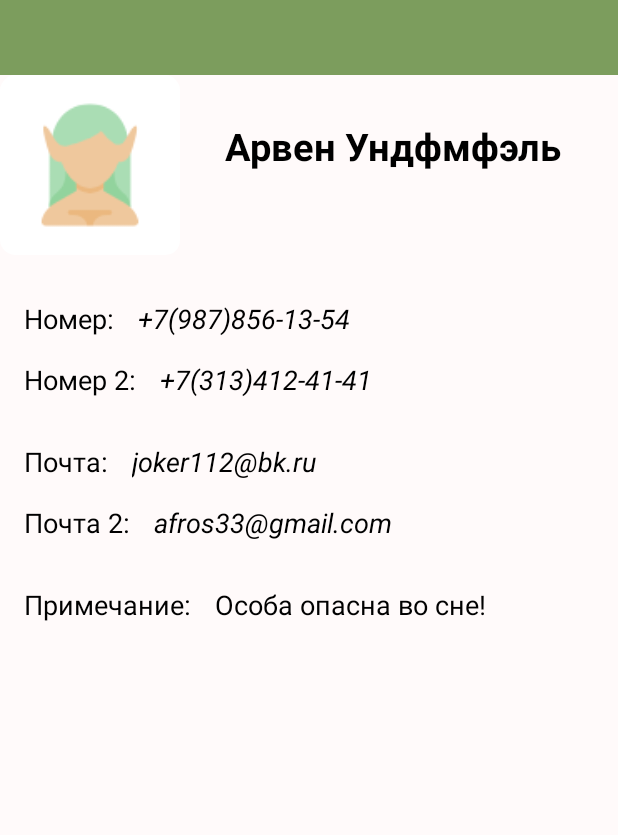
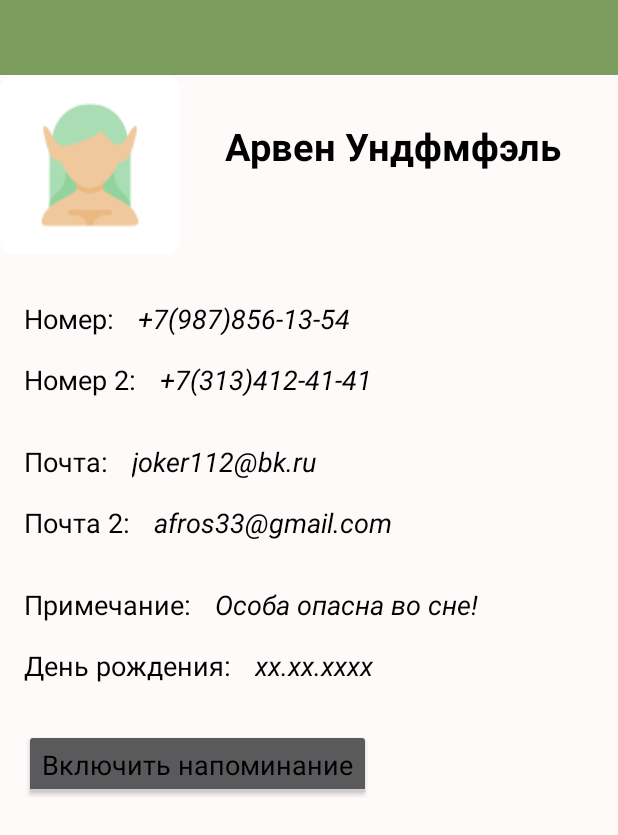
Before and after one commit to Liannes/Android_J0, an Android app: the fragment ContactDetailsFragment placed in its activity, on a phone screen of 412 x 824 dp. Shown: the top 835 px of the screen. Run offline under Robolectric (Android 15) with nearby library versions, the phone set to English and light mode, and no system bars; 5 statements that could not run were skipped.

Commit message:
ДЗ 4 Напоминалка о дне рождения контакта

```diff
--- a/app/src/main/java/com/example/dz1_empty_pj/MainActivity.kt
+++ b/app/src/main/java/com/example/dz1_empty_pj/MainActivity.kt
@@ -6,6 +6,7 @@ import android.content.ServiceConnection
 import androidx.appcompat.app.AppCompatActivity
 import android.os.Bundle
 import android.os.IBinder
+import android.util.Log
 import com.example.dz1_empty_pj.databinding.ActivityMainBinding
 import com.example.dz1_empty_pj.fragment.ContactDetailsFragment
 import com.example.dz1_empty_pj.fragment.ContactListFragment
@@ -18,16 +19,25 @@ class MainActivity : AppCompatActivity(R.layout.activity_main), ContactInterface
     private var serverContact: ServerContact? = null
     private var contactBound: Boolean = false
     private var savedFirstFragment: Boolean? = null
+    private var tag: String = "SERVICE"
 
     private val serviceConnected = object : ServiceConnection {
         override fun onServiceConnected(name: ComponentName?, service: IBinder?) {
             val binder = service as ServerContact.ContactServiceBinder
             serverContact = binder.getService()
             contactBound = true
+
+            val details: String = intent.getStringExtra("contactDetails").toString()
+            val contactId: String = intent.getStringExtra("contactId").toString()
+
             if (savedFirstFragment == true) navigationToContactListFragment()
+            if (details != null) navigationToContactDetailsFragment(contactId)
+
+            Log.i(tag,"Connect")
         }
 
         override fun onServiceDisconnected(name: ComponentName?) {
+            Log.i(tag,"Disconnect")
             contactBound = false
         }
     }
--- a/app/src/main/java/com/example/dz1_empty_pj/data/Contact.kt
+++ b/app/src/main/java/com/example/dz1_empty_pj/data/Contact.kt
@@ -1,4 +1,6 @@
 package com.example.dz1_empty_pj.data
+
+import java.util.*
 
 data class Contact(
     val contactId: String,
@@ -8,5 +10,6 @@ data class Contact(
     val firstEmail: String,
     val secondEmail: String,
     val description: String,
-    val avatarUri: Int
+    val avatarUri: Int,
+    val birthDay: GregorianCalendar
 )
--- a/app/src/main/java/com/example/dz1_empty_pj/data/SetContact.kt
+++ b/app/src/main/java/com/example/dz1_empty_pj/data/SetContact.kt
@@ -1,8 +1,10 @@
 package com.example.dz1_empty_pj.data
 
 import com.example.dz1_empty_pj.R
+import java.util.*
 
 object SetContact {
+    const val broadCast = "com.example.dz1_empty_pj"
     val setContact = listOf(
         Contact(
             contactId = "1",
@@ -12,7 +14,8 @@ object SetContact {
             firstEmail = "gahkc@gm.com",
             secondEmail = "htfk@ya.es",
             description = "Много пьет, много знает",
-            avatarUri = R.drawable.ic_git_cat
+            avatarUri = R.drawable.ic_git_cat,
+            birthDay = GregorianCalendar(1894, Calendar.NOVEMBER,30)
         )
     )
 }
--- a/app/src/main/res/layout/contact_details_fragment.xml
+++ b/app/src/main/res/layout/contact_details_fragment.xml
@@ -95,6 +95,18 @@
             app:layout_constraintStart_toStartOf="parent"
             app:layout_constraintTop_toBottomOf="@+id/textEmailTwo" />
 
+
+        <TextView
+            android:id="@+id/textBirthDay"
+            style="@style/largeText"
+            android:layout_width="wrap_content"
+            android:layout_height="wrap_content"
+            android:layout_marginTop="@dimen/verySmallHorizontalMargin"
+            android:layout_marginStart="@dimen/verySmallHorizontalMargin"
+            android:text="@string/textBirthDay"
+            app:layout_constraintStart_toStartOf="parent"
+            app:layout_constraintTop_toBottomOf="@+id/textNote" />
+
         <TextView
             android:id="@+id/detailsNum"
             style="@style/largeTextItalic"
@@ -141,7 +153,7 @@
 
         <TextView
             android:id="@+id/detailsNote"
-            style="@style/largeText"
+            style="@style/largeTextItalic"
             android:layout_width="wrap_content"
             android:layout_height="wrap_content"
             android:layout_marginStart="@dimen/verySmallHorizontalMargin"
@@ -150,5 +162,29 @@
             app:layout_constraintStart_toEndOf="@+id/textNote"
             app:layout_constraintTop_toBottomOf="@+id/detailsEmailTwo" />
 
+        <TextView
+            android:id="@+id/detailsBirthDay"
+            style="@style/largeTextItalic"
+            android:layout_width="wrap_content"
+            android:layout_height="wrap_content"
+            android:layout_marginStart="@dimen/verySmallHorizontalMargin"
+            android:layout_marginTop="@dimen/verySmallVerticalMargin"
+            android:text="@string/exampleTextBirthDay"
+            app:layout_constraintStart_toEndOf="@+id/textBirthDay"
+            app:layout_constraintTop_toBottomOf="@+id/detailsNote" />
+
+
+        <ToggleButton
+            android:id="@+id/toggleButton"
+            style="@style/largeText"
+            android:layout_width="wrap_content"
+            android:layout_height="wrap_content"
+            android:layout_marginStart="@dimen/verySmallVerticalMargin"
+            android:layout_marginTop="@dimen/smallHorizontalMargin"
+            android:textOff="@string/exampleTextToggleButtonOff"
+            android:textOn="@string/exampleTextToggleButtonOn"
+            app:layout_constraintStart_toStartOf="parent"
+            app:layout_constraintTop_toBottomOf="@+id/textBirthDay" />
+
     </androidx.constraintlayout.widget.ConstraintLayout>
 </FrameLayout>
--- a/app/src/main/res/values/strings.xml
+++ b/app/src/main/res/values/strings.xml
@@ -5,6 +5,7 @@
     <string name="textEmail">Почта: </string>
     <string name="textEmailTwo">Почта 2: </string>
     <string name="textNote">Примечание: </string>
+    <string name="textBirthDay">День рождения: </string>
 
     <string name="exampleTextNote">Особа опасна во сне!</string>
     <string name="exampleTextName">Арвен Ундфмфэль</string>
@@ -12,8 +13,14 @@
     <string name="exampleTextEmailTwo">аfros33@gmail.com</string>
     <string name="exampleTextMobile">+7(987)856-13-54</string>
     <string name="exampleTextMobileTwo">+7(313)412-41-41 </string>
+    <string name="exampleTextToggleButtonOn">Выключить напоминание</string>
+    <string name="exampleTextToggleButtonOff">Включить напоминание</string>
+    <string name="exampleTextBirthDay">хх.хх.хххх</string>
 
-    <string name="contactList">Список контактов </string>
-    <string name="contactDetails">Детали контакта </string>
+    <string name="contactList">Список контактов</string>
+    <string name="contactDetails">Детали контакта</string>
+
+    <string name="title_notification">Напоминание о дне рождения</string>
+    <string name="text_notification">Сегодня день рождения</string>
 
 </resources>
```
Also changed, not shown: app/src/main/AndroidManifest.xml (+10 -4 lines), app/src/main/java/com/example/dz1_empty_pj/broadreciver/BroadReceiver.kt (added, +88 -0 lines), app/src/main/java/com/example/dz1_empty_pj/fragment/ContactDetailsFragment.kt (+65 -4 lines), app/src/main/res/drawable/ic__giif_birthday.xml (added, +9 -0 lines).
